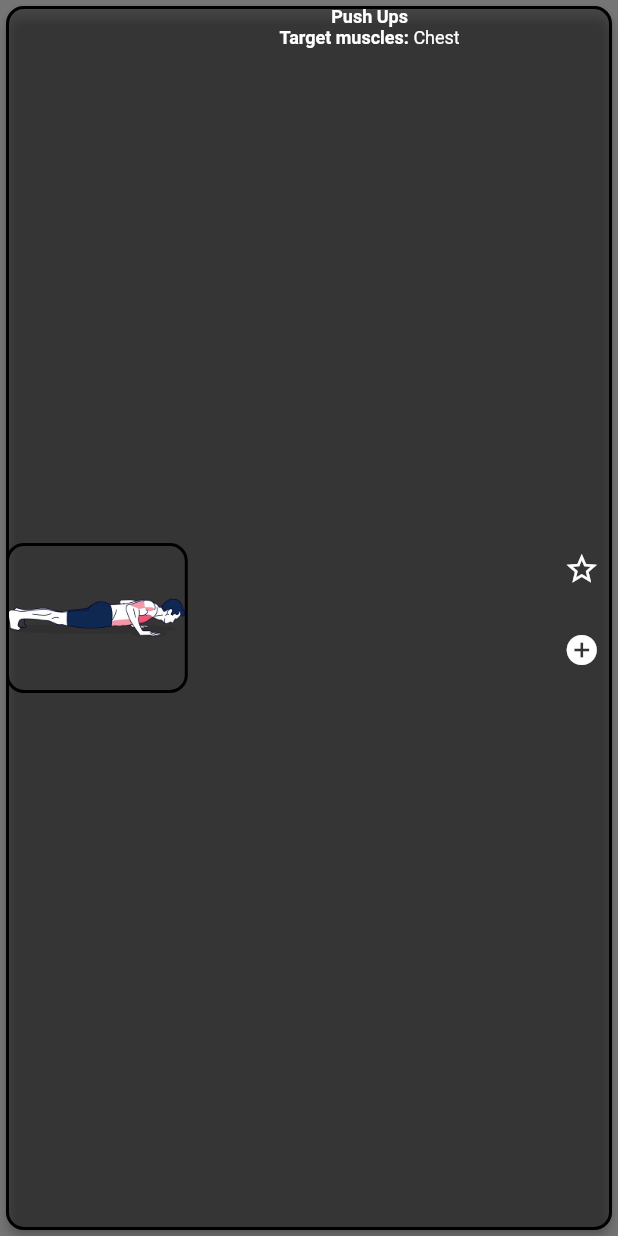
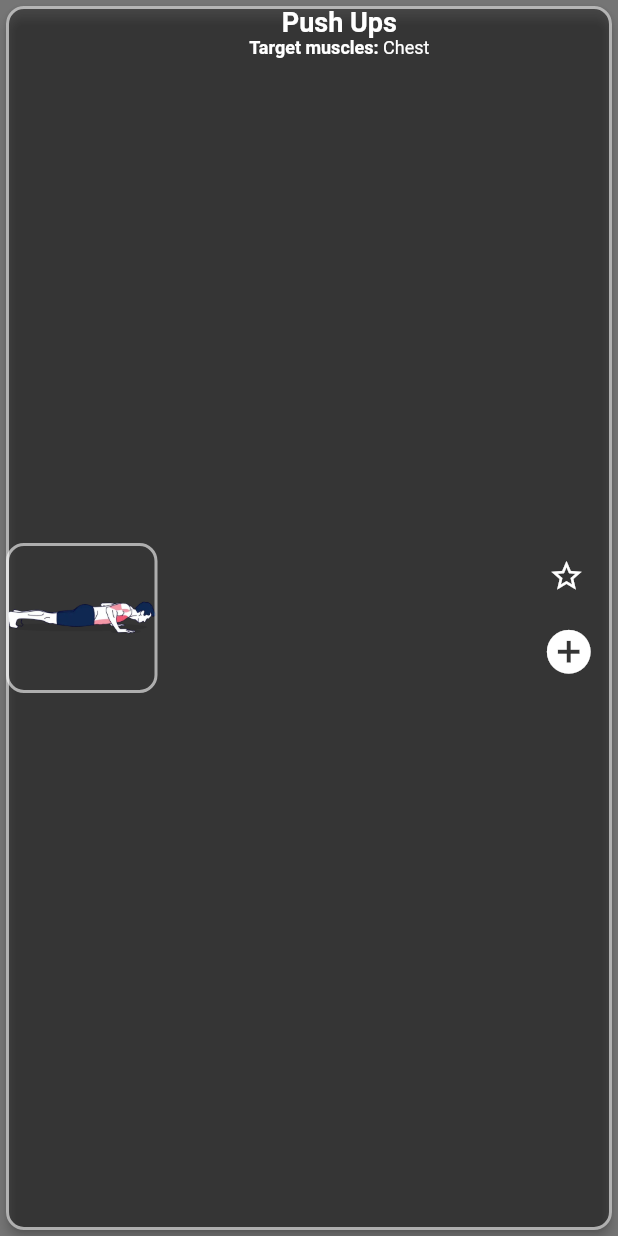
Before and after one commit to ftmateus/ipm_group_31_project, a Flutter app: the ExerciseTile widget shown alone on an empty page, opened directly with sample values from the repository, on a phone screen of 412 x 824 dp. Run offline on Flutter 3.47's test engine with Material 2 defaults, Android fonts, the phone set to English and light mode, and no system bars; our stand-ins replace flutter_lorem; missing offline and left inert: assorted_layout_widgets.

Commit message:
Changed Exercises screens border colors and positions

```diff
--- a/jacked_up/lib/ExerciseTutorialsScreen.dart
+++ b/jacked_up/lib/ExerciseTutorialsScreen.dart
@@ -72,7 +72,7 @@ class _ExerciseTutorialsScreenState extends State<ExerciseTutorialsScreen> {
     return Scaffold(
         appBar: AppBar(
           backgroundColor: Theme.of(context).colorScheme.primary,
-          title: Text('Exercises'),
+          title: const Text('Exercises'),
           centerTitle: true,
         ),
         body: Column(
--- a/jacked_up/lib/GroupExercisesScreen.dart
+++ b/jacked_up/lib/GroupExercisesScreen.dart
@@ -26,20 +26,20 @@ class _ExerciseTileState extends State<ExerciseTile> {
 
     return Card(
       shape: RoundedRectangleBorder(
-          side: BorderSide(width: 2.0),
+          side: BorderSide(width: 2.0, color: Colors.white60),
           borderRadius: BorderRadius.circular(12)),
       elevation: 3,
       color: Colors.black38,
       child: Row(
         children: [
           Expanded(
-            flex: 30,
+            flex: 25,
             child: Container(
               clipBehavior: Clip.antiAlias,
               height: 100,
               width: MediaQuery.of(context).size.width * 0.25,
               decoration: BoxDecoration(
-                border: Border.all(width: 2),
+                border: Border.all(width: 2, color: Colors.white60),
                 borderRadius: BorderRadius.circular(12),
                 image: DecorationImage(
                     image: AssetImage(
@@ -57,7 +57,7 @@ class _ExerciseTileState extends State<ExerciseTile> {
                       Text(
                         widget.exercise.name,
                         style: const TextStyle(
-                          fontSize: 12.0,
+                          fontSize: 18.0,
                           fontWeight: FontWeight.bold,
                         ),
                       ),
@@ -101,12 +101,13 @@ class _ExerciseTileState extends State<ExerciseTile> {
                     ]),
           ),
           Expanded(
-              flex: 10,
+              flex: 15,
               child: Container(
                 height: 90,
                 alignment: Alignment.topCenter,
                 child: Column(
                   children: [
+                    const Padding(padding: EdgeInsets.only(top: 5, left: 10)),
                     InkWell(
                         onTap: () {
                           setState(() {
@@ -114,16 +115,14 @@ class _ExerciseTileState extends State<ExerciseTile> {
                           });
                         },
                         child: widget.exercise.isFav
-                            ? const Icon(Icons.star)
+                            ? const Icon(Icons.star, color: Colors.yellow)
                             : const Icon(Icons.star_outline)),
-                    Spacer(),
+                    const Spacer(),
                     viewOnly
                         ? Container()
                         : IconButton(
                             onPressed: () => _showRepSetInput(widget.exercise),
-                            icon: const Icon(
-                              Icons.add_circle,
-                            ))
+                            icon: const Icon(Icons.add_circle, size: 35,))
                   ],
                 ),
               ))
@@ -217,7 +216,8 @@ class _GroupExercisesScreenState extends State<GroupExercisesScreen> {
         backgroundColor: Colors.blue,
       ),
       appBar: AppBar(
-        title: Center(child: Text(widget.title)),
+        title: Text(widget.title),
+        centerTitle: true,
         actions: [new Container()],
       ),
       body: Center(
```
Also changed, not shown: jacked_up/lib/ExerciseScreen.dart (+7 -6 lines).
